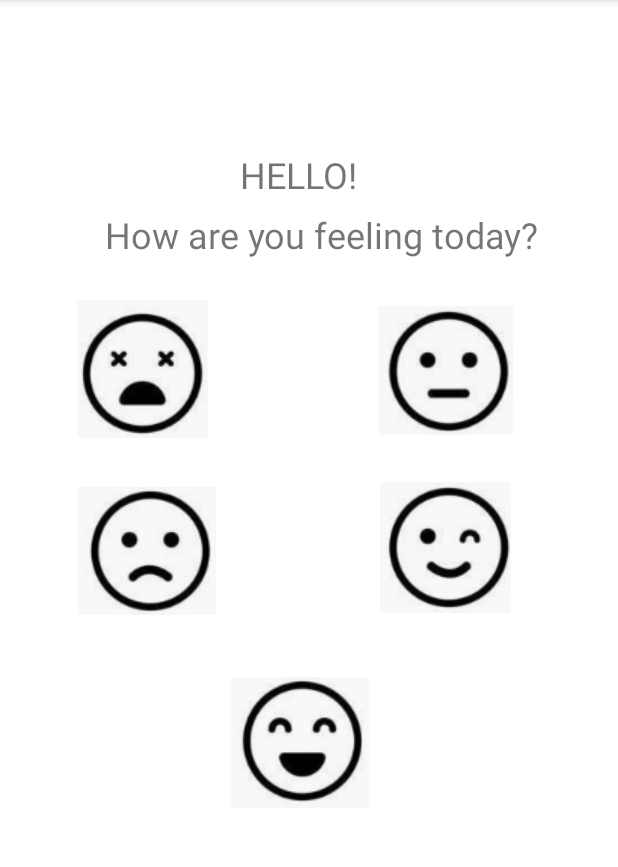
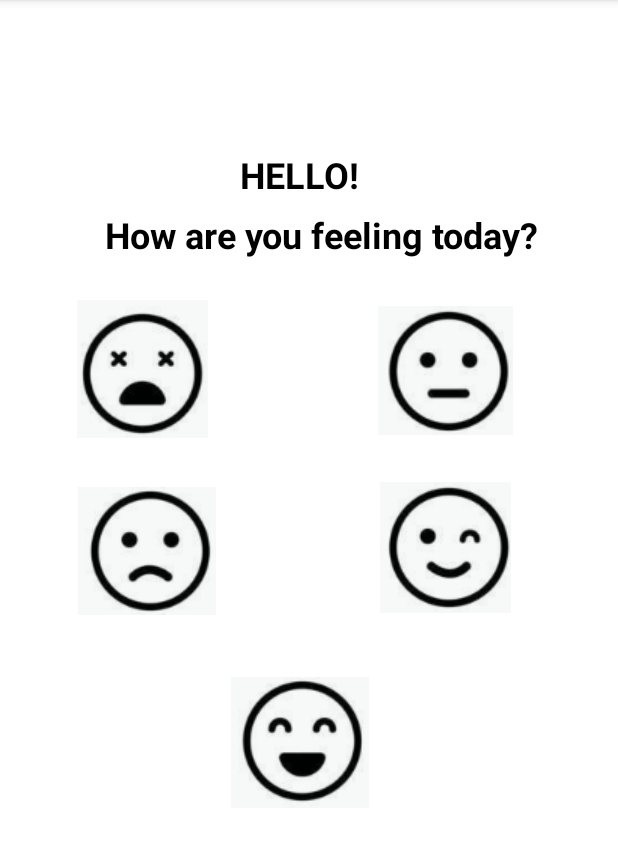
Before and after one commit to mehull20/Music_App, an Android app: the screen it shows after launch (MainActivity), on a phone screen of 412 x 824 dp, the part 84-951 px from its top. Run offline under Robolectric (Android 15) with nearby library versions, the phone set to English and light mode, and no system bars.

Commit message:
git stash

```diff
--- a/app/build.gradle
+++ b/app/build.gradle
@@ -34,7 +34,7 @@ dependencies {
     implementation 'androidx.appcompat:appcompat:1.6.1'
     implementation 'com.google.android.material:material:1.8.0'
     implementation 'androidx.constraintlayout:constraintlayout:2.1.4'
-    implementation 'com.google.firebase:firebase-auth:21.0.3'
+    implementation 'com.google.firebase:firebase-auth:21.2.0'
     testImplementation 'junit:junit:4.13.2'
     androidTestImplementation 'androidx.test.ext:junit:1.1.5'
     androidTestImplementation 'androidx.test.espresso:espresso-core:3.5.1'
--- a/app/src/main/res/layout/activity_main.xml
+++ b/app/src/main/res/layout/activity_main.xml
@@ -4,6 +4,7 @@
     xmlns:tools="http://schemas.android.com/tools"
     android:layout_width="match_parent"
     android:layout_height="match_parent"
+    android:background="@color/white"
     android:focusedByDefault="true">
 
     <TextView
@@ -15,7 +16,9 @@
         android:elegantTextHeight="false"
         android:text="Hello!"
         android:textAllCaps="true"
+        android:textColor="@color/black"
         android:textSize="24sp"
+        android:textStyle="bold"
         tools:ignore="HardcodedText" />
 
     <TextView
@@ -25,7 +28,9 @@
         android:layout_marginStart="70dp"
         android:layout_marginTop="140dp"
         android:text="How are you feeling today?"
-        android:textSize="24sp" />
+        android:textColor="@color/black"
+        android:textSize="24sp"
+        android:textStyle="bold" />
 
     <ImageButton
         android:id="@+id/imageButton"
--- a/build.gradle
+++ b/build.gradle
@@ -1,9 +1,9 @@
 buildscript {
     dependencies {
-        classpath 'com.google.gms:google-services:4.3.10'
+        classpath 'com.google.gms:google-services:4.3.14'
     }
 }// Top-level build file where you can add configuration options common to all sub-projects/modules.
 plugins {
-    id 'com.android.application' version '7.4.0' apply false
-    id 'com.android.library' version '7.4.0' apply false
+    id 'com.android.application' version '7.4.2' apply false
+    id 'com.android.library' version '7.4.2' apply false
 }
```
